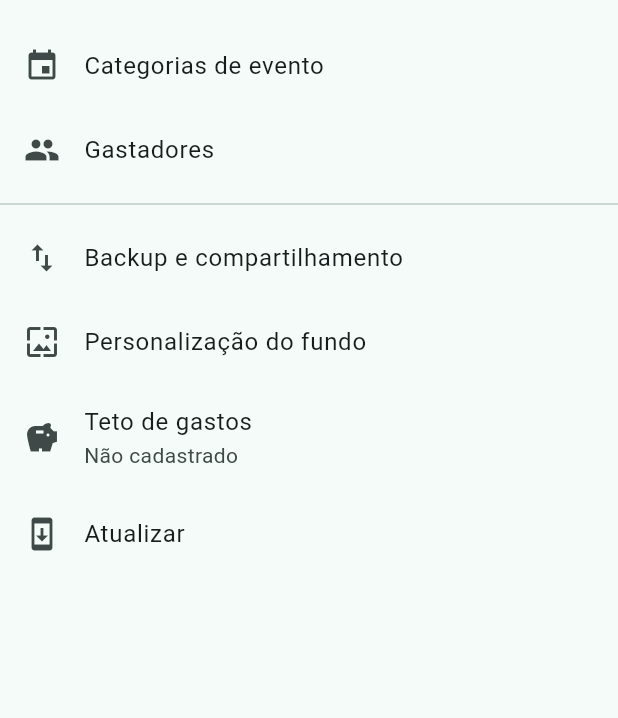
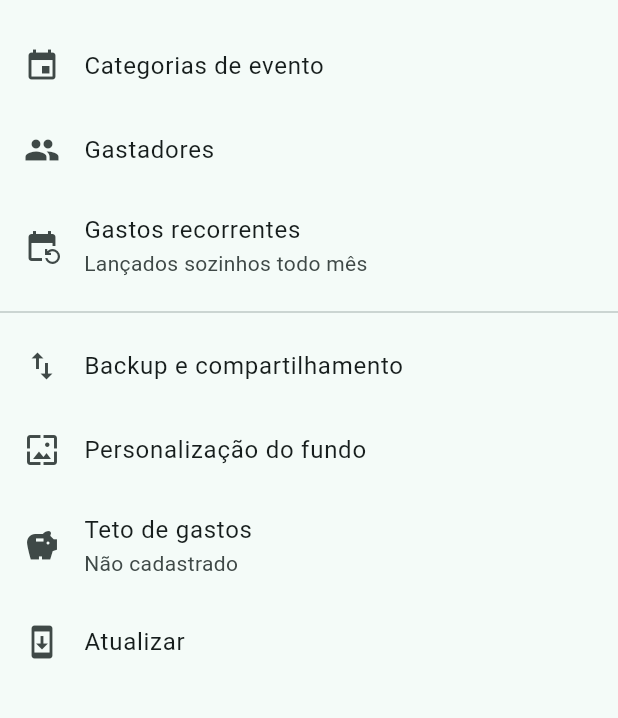
Before and after one commit to claulis/mesquevem, a Flutter app: the ConfigPage screen opened directly, on a phone screen of 412 x 824 dp, the part 144-862 px from its top. Run offline on Flutter 3.47's test engine with Material 3 defaults, Android fonts, the phone set to English and light mode, and no system bars; our stand-ins replace file_picker, flutter_local_notifications, share_plus, shared_preferences; missing offline and left inert: workmanager; accounts and stored records are empty.

Commit message:
v2.0.2: gastos recorrentes mensais (Config → Gastos recorrentes)
Cadastro, edição e exclusão com o mesmo formulário do gasto, com o dia do
mês no lugar da data. O gasto é lançado sozinho quando o dia chega (ao
abrir ou voltar ao app), inclusive os meses atrasados (até 36). Dia já
passado no cadastro começa no mês seguinte. Formato dos dados v4.

Co-Authored-By: Claude Opus 5.5 <noreply@anthropic.com>
Claude-Session: https://claude.ai/code/session_01X7x85yiy4EJFn2mp3Jm7SW

```diff
--- /dev/null
+++ b/lib/data/recorrente.dart
@@ -0,0 +1,108 @@
+import 'dart:math';
+import '../core/format.dart';
+import 'compra.dart';
+import 'divisao.dart';
+
+/// Quantos meses para trás, no máximo, um recorrente atrasado é lançado.
+// ponytail: limite fixo; uma data absurda de backup não gera séculos de gastos
+const atrasoMaximoMeses = 36;
+
+/// Gasto que se repete todo mês no [dia] (limitado ao fim do mês). Imutável.
+class Recorrente {
+  final String id;
+  final int dia;
+  final double valor;
+  final String descricao, categoria, evento;
+
+  /// Ids dos gastadores entre os quais o valor é dividido; vazio = "Todos".
+  final List<String> gastadores;
+
+  /// Dia 1 do próximo mês a lançar.
+  final DateTime proximo;
+
+  Recorrente(this.dia, this.valor, this.proximo,
+      {String? id,
+      this.descricao = '',
+      this.categoria = '',
+      this.evento = '',
+      this.gastadores = const []})
+      : id = id ?? novoId() {
+    if (dia < 1 || dia > 31) throw FormatException('dia inválido: $dia');
+    if (!valor.isFinite) throw FormatException('valor inválido: $valor');
+  }
+
+  /// Data do lançamento no mês de [m].
+  DateTime dataNoMes(DateTime m) =>
+      DateTime(m.year, m.month, min(dia, diasNoMes(m.year, m.month)));
+
+  /// Primeiro mês de um recorrente novo: o atual, se o dia ainda não passou
+  /// (hoje conta); senão, o seguinte.
+  static DateTime inicio(int dia, DateTime hoje) =>
+      min(dia, diasNoMes(hoje.year, hoje.month)) >= hoje.day
+          ? DateTime(hoje.year, hoje.month)
+          : DateTime(hoje.year, hoje.month + 1);
+
+  Recorrente copiaCom({DateTime? proximo}) => Recorrente(
+      dia, valor, proximo ?? this.proximo,
+      id: id,
+      descricao: descricao,
+      categoria: categoria,
+      evento: evento,
+      gastadores: gastadores);
+
+  Map<String, dynamic> toJson() => {
+        'id': id,
+        'dia': dia,
+        'valor': valor,
+        'descricao': descricao,
+        'categoria': categoria,
+        'evento': evento,
+        'gastadores': gastadores,
+        'proximo': proximo.toIso8601String(),
+      };
+
+  factory Recorrente.fromJson(Map<String, dynamic> j) {
+    final p = DateTime.parse(j['proximo']).toLocal();
+    return Recorrente(
+      (j['dia'] as num).toInt(),
+      (j['valor'] as num).toDouble(),
+      DateTime(p.year, p.month),
+      id: j['id'],
+      descricao: j['descricao'] ?? '',
+      categoria: (j['categoria'] as String? ?? '').trim(),
+      evento: (j['evento'] as String? ?? '').trim(),
+      gastadores: [for (final g in j['gastadores'] ?? const []) g as String],
+    );
+  }
+}
+
+/// Gastos de todos os meses cujo dia já chegou (até [hoje], inclusive) e os
+/// recorrentes com o [Recorrente.proximo] avançado. Gastador que não está em
+/// [existentes] sai da divisão; se não sobrar nenhum, o gasto fica "Todos".
+(List<Compra>, List<Recorrente>) lancar(
+    List<Recorrente> rs, Set<String> existentes, DateTime hoje) {
+  final gastos = <Compra>[];
+  final limite = DateTime(hoje.year, hoje.month - atrasoMaximoMeses);
+  final fim = DateTime(hoje.year, hoje.month, hoje.day + 1);
+  final novos = [
+    for (final r in rs)
+      () {
+        var m = r.proximo.isBefore(limite) ? limite : r.proximo;
+        while (r.dataNoMes(m).isBefore(fim)) {
+          gastos.addAll(gerarGastos(
+              data: r.dataNoMes(m),
+              total: r.valor,
+              gastadores: [
+                for (final g in r.gastadores)
+                  if (existentes.contains(g)) g
+              ],
+              descricao: r.descricao,
+              categoria: r.categoria,
+              evento: r.evento));
+          m = DateTime(m.year, m.month + 1);
+        }
+        return m == r.proximo ? r : r.copiaCom(proximo: m);
+      }()
+  ];
+  return (gastos, novos);
+}
--- a/lib/data/repositorio.dart
+++ b/lib/data/repositorio.dart
@@ -2,13 +2,14 @@ import 'dart:convert';
 import '../core/erros.dart';
 import 'compra.dart';
 import 'gastador.dart';
+import 'recorrente.dart';
 
 /// Maior valor aceito num backup importado (ver [Dados.deTexto]).
 const valorMaximoBackup = 1e300;
 
 /// Versão do formato JSON (armazenamento interno e arquivo de backup).
 /// Mudou o formato? Suba este número e acrescente um `if (v < N)` em [Dados._migrar].
-const versaoAtual = 3;
+const versaoAtual = 4;
 
 class Dados {
   final List<Compra> compras;
@@ -17,6 +18,7 @@ class Dados {
   /// Limite mensal por nome de categoria; categoria sem limite não aparece.
   final Map<String, double> limCompra, limEvento;
   final List<Gastador> gastadores;
+  final List<Recorrente> recorrentes;
 
   /// Teto de gastos do mês; null = não cadastrado.
   double? teto;
@@ -27,10 +29,12 @@ class Dados {
       Map<String, double>? limCompra,
       Map<String, double>? limEvento,
       List<Gastador>? gastadores,
+      List<Recorrente>? recorrentes,
       this.teto})
       : limCompra = limCompra ?? {},
         limEvento = limEvento ?? {},
-        gastadores = gastadores ?? [];
+        gastadores = gastadores ?? [],
+        recorrentes = recorrentes ?? [];
 
   factory Dados.padrao() => Dados(
         compras: [],
@@ -46,6 +50,7 @@ class Dados {
         'limCompra': limCompra,
         'limEvento': limEvento,
         'gastadores': gastadores,
+        'recorrentes': recorrentes,
         'teto': teto,
       };
 
@@ -84,6 +89,9 @@ class Dados {
         limCompra: _limitesValidos(j['limCompra'], catCompra),
         limEvento: _limitesValidos(j['limEvento'], catEvento),
         gastadores: _gastadoresValidos(j['gastadores']),
+        recorrentes: [
+          for (final r in j['recorrentes'] ?? const []) Recorrente.fromJson(r)
+        ],
         teto: teto,
       );
     } on TypeError {
@@ -110,6 +118,7 @@ class Dados {
     // (~1,8e308). Os dados já salvos no aparelho não passam por aqui.
     for (final v in [
       ...d.compras.map((c) => c.valor),
+      ...d.recorrentes.map((r) => r.valor),
       ...d.limCompra.values,
       ...d.limEvento.values,
       if (d.teto != null) d.teto!,
@@ -177,6 +186,7 @@ class Dados {
       limCompra: Map.of(limCompra),
       limEvento: Map.of(limEvento),
       gastadores: List.of(gastadores),
+      recorrentes: List.of(recorrentes),
       teto: teto);
 
   /// Backup editado à mão pode repetir ids; o Store localiza compras pelo id.
@@ -214,6 +224,7 @@ class Dados {
           {...c as Map<String, dynamic>, 'id': c['id'] ?? 'v1-$i'}
       ];
     }
+    // v4 (recorrentes): campo novo e opcional, como os da v3.
     // v3 (limites, gastadores, teto): campos novos e opcionais, lidos com
     // default em fromJson; nada a converter.
     return j;
--- a/lib/features/config/config_page.dart
+++ b/lib/features/config/config_page.dart
@@ -10,6 +10,7 @@ import '../categorias/categoria_page.dart';
 import '../gastadores/gastadores_page.dart';
 import 'atualizar_page.dart';
 import 'fundo_page.dart';
+import 'recorrentes_page.dart';
 
 class ConfigPage extends StatelessWidget {
   const ConfigPage({super.key});
@@ -95,6 +96,12 @@ class ConfigPage extends StatelessWidget {
           title: const Text('Gastadores'),
           onTap: () => abrir(const GastadoresPage()),
         ),
+        ListTile(
+          leading: const Icon(Icons.event_repeat),
+          title: const Text('Gastos recorrentes'),
+          subtitle: const Text('Lançados sozinhos todo mês'),
+          onTap: () => abrir(const RecorrentesPage()),
+        ),
         const Divider(),
         ListTile(
           leading: const Icon(Icons.import_export),
--- a/lib/state/store.dart
+++ b/lib/state/store.dart
@@ -4,6 +4,7 @@ import 'package:flutter/foundation.dart';
 import '../core/erros.dart';
 import '../data/compra.dart';
 import '../data/gastador.dart';
+import '../data/recorrente.dart';
 import '../data/repositorio.dart';
 
 enum TipoCategoria {
@@ -42,6 +43,7 @@ class Store extends ChangeNotifier {
       UnmodifiableMapView(_limites(_d, t));
   List<Gastador> get gastadores => UnmodifiableListView(_d.gastadores);
   double? get teto => _d.teto;
+  List<Recorrente> get recorrentes => UnmodifiableListView(_d.recorrentes);
 
   /// Nome para mostrar do gastador de uma compra ("Todos" se vazio ou excluído).
   String nomeGastador(String id) =>
@@ -54,7 +56,10 @@ class Store extends ChangeNotifier {
         _ordenar(d);
         _d = d;
         notifyListeners();
-      });
+      })
+          // falha ao gravar os lançamentos não impede abrir o app: os gastos
+          // ficam para a próxima abertura (o recorrente não avançou)
+          .then((_) => lancarRecorrentes().catchError((_) {}));
 
   /// Todos os dados (compras e categorias) no formato do backup. Espera os
   /// salvamentos pendentes, para exportar só o que já está gravado.
@@ -210,6 +215,43 @@ class Store extends ChangeNotifier {
         }
       }, semEfeito: () => !_d.gastadores.any((g) => g.id == id));
 
+  /// Insere ou substitui pelo id. Com [edicao], o recorrente tem de existir.
+  /// Um novo cujo dia é hoje já lança o gasto.
+  Future<void> salvarRecorrente(Recorrente r, {bool edicao = false}) =>
+      _alterar((d) {
+        final i = d.recorrentes.indexWhere((x) => x.id == r.id);
+        if (i < 0) {
+          d.recorrentes.add(r);
+        } else {
+          d.recorrentes[i] = r;
+        }
+      },
+          recusa: () => edicao && !_d.recorrentes.any((x) => x.id == r.id)
+              ? 'este gasto recorrente foi excluído'
+              : null).then((_) => lancarRecorrentes());
+
+  /// Os gastos já lançados por ele ficam.
+  Future<void> removerRecorrente(String id) =>
+      _alterar((d) => d.recorrentes.removeWhere((r) => r.id == id),
+          semEfeito: () => !_d.recorrentes.any((r) => r.id == id));
+
+  /// Lança os gastos recorrentes cujo dia já chegou (inclusive meses
+  /// atrasados) numa gravação só; nada a lançar não grava.
+  Future<void> lancarRecorrentes([DateTime? hoje]) {
+    late List<Compra> gastos;
+    late List<Recorrente> novos;
+    return _alterar((d) {
+      d.compras.addAll(gastos);
+      d.recorrentes
+        ..clear()
+        ..addAll(novos);
+    }, semEfeito: () {
+      (gastos, novos) = lancar(_d.recorrentes,
+          {for (final g in _d.gastadores) g.id}, hoje ?? DateTime.now());
+      return gastos.isEmpty;
+    });
+  }
+
   /// null remove o teto.
   Future<void> definirTeto(double? valor) =>
       _alterar((d) => d.teto = valor, semEfeito: () => valor == _d.teto);
--- a/pubspec.yaml
+++ b/pubspec.yaml
@@ -1,7 +1,7 @@
 name: compras
 description: "Mês que Vem: registro de compras da família com previsão do mês seguinte"
 publish_to: none
-version: 2.0.1+1
+version: 2.0.2+1
 
 environment:
   sdk: ">=3.4.0 <4.0.0"
```
Also changed, not shown: lib/features/compras/compras_page.dart (+63 -12 lines), lib/features/config/recorrentes_page.dart (added, +65 -0 lines), lib/features/inicio/inicio_page.dart (+10 -0 lines), 2 other files.
